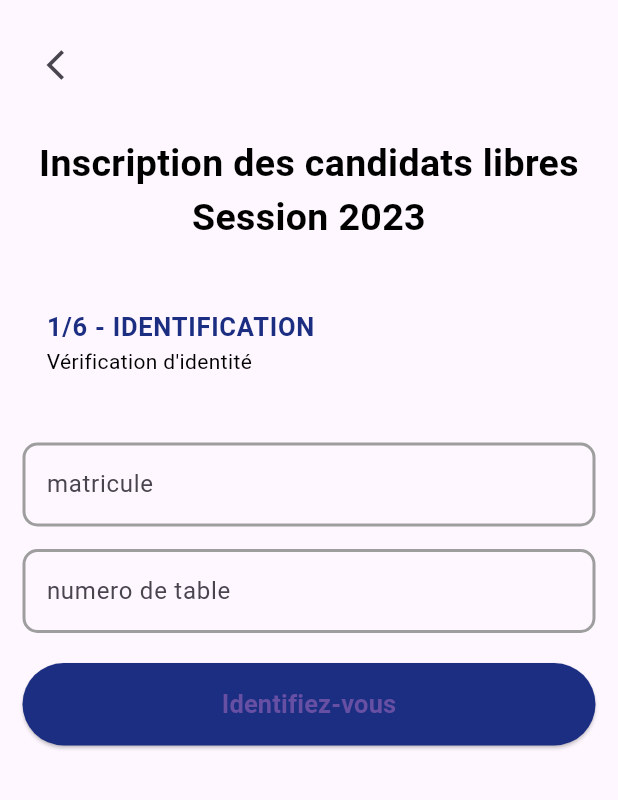
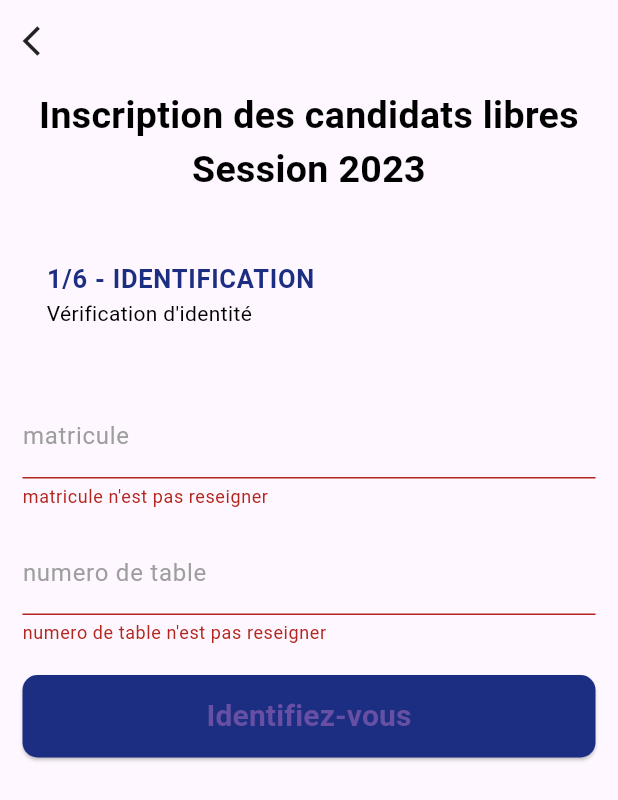
Before and after one commit to yacou-keita/ersys-client, a Flutter app: the FreeCandidatePage screen opened by its route, after a tap on "Identifiez-vous", on a phone screen of 412 x 824 dp. Shown: the top 800 px of the screen. Run offline on Flutter 3.47's test engine with Material 3 defaults, Android fonts, the phone set to English and light mode, and no system bars.

Commit message:
button and input widget improvement

```diff
--- a/lib/free_candidate_module/presentation/pages/free_candidate_page.dart
+++ b/lib/free_candidate_module/presentation/pages/free_candidate_page.dart
@@ -12,15 +12,15 @@ class FreeCandidatePage extends StatefulWidget {
 }
 
 class _FreeCandidatePageState extends State<FreeCandidatePage> {
+  final _formKey = GlobalKey<FormState>();
+  final matriculeOrTableNumber = TextEditingController();
   @override
   Widget build(BuildContext context) {
     return Scaffold(
       body: Padding(
         padding: const EdgeInsets.all(15.0),
-        child: Column(children: [
-          const ListTile(
-            leading: Icon(Icons.arrow_back_ios),
-          ),
+        child: Column(crossAxisAlignment: CrossAxisAlignment.start, children: [
+          const Icon(Icons.arrow_back_ios),
           const SizedBox(
             height: 20,
           ),
@@ -35,26 +35,52 @@ class _FreeCandidatePageState extends State<FreeCandidatePage> {
           ListTile(
             title: TitleWidget(
                 title: "1/6 - IDENTIFICATION", align: TextAlign.start),
-            subtitle: const Text("Vérification d'identité",style: TextStyle(color: AppColors.black)),
+            subtitle: const Text("Vérification d'identité",
+                style: TextStyle(color: AppColors.black)),
           ),
+          Form(
+              key: _formKey,
+              child: Column(
+                children: [
                   const SizedBox(
                     height: 30,
                   ),
                   InputFieldWidget(
                     hintText: "matricule",
+                    controller: matriculeOrTableNumber,
                   ),
                   const SizedBox(
                     height: 15,
                   ),
                   InputFieldWidget(
                     hintText: "numero de table",
+                    controller: matriculeOrTableNumber,
                   ),
                   const SizedBox(
                     height: 20,
                   ),
-          const ButtonWidget()
+                  ButtonWidget(
+                    title: "Identifiez-vous",
+                    onPressed: _validateForm,
+                  )
+                ],
+              ))
         ]),
       ),
     );
   }
+
+  _validateForm() {
+    if (_formKey.currentState!.validate()) {
+      ScaffoldMessenger.of(context).showSnackBar(
+        const SnackBar(content: Text('Processing Data')),
+      );
     }
+  }
+
+  @override
+  void dispose() {
+    matriculeOrTableNumber.dispose();
+    super.dispose();
+  }
+}
--- a/lib/shared/core/theme/theme.dart
+++ b/lib/shared/core/theme/theme.dart
@@ -11,6 +11,8 @@ class AppTheme {
 
   static final lightThemeMode = ThemeData.light().copyWith(
       inputDecorationTheme: InputDecorationTheme(
+          hintStyle: const TextStyle(color: AppColors.grey),
+          labelStyle: const TextStyle(color: AppColors.grey),
           enabledBorder: _border(),
           focusedBorder: _border(AppColors.primary)));
 }
--- a/lib/shared/presentation/widgets/button_widget.dart
+++ b/lib/shared/presentation/widgets/button_widget.dart
@@ -2,19 +2,28 @@ import 'package:ersys_client/shared/core/theme/color.dart';
 import 'package:flutter/material.dart';
 
 class ButtonWidget extends StatelessWidget {
-  const ButtonWidget({super.key});
+  late final String _title;
+  late final VoidCallback _onPressed;
+  ButtonWidget(
+      {super.key,
+      required final String title,
+      required final VoidCallback onPressed}) {
+    _title = title;
+    _onPressed = onPressed;
+  }
 
   @override
   Widget build(BuildContext context) {
     return ElevatedButton(
-      onPressed: () {},
+      onPressed: _onPressed,
       style: ElevatedButton.styleFrom(
-        fixedSize: const Size(395, 55),
-        backgroundColor: AppColors.primary,
-      ),
-      child: const Text(
-        "Identifiez-vous",
-        style: TextStyle(fontSize: 17, fontWeight: FontWeight.w600),
+          fixedSize: const Size(395, 55),
+          backgroundColor: AppColors.primary,
+          shape: RoundedRectangleBorder(
+              borderRadius: BorderRadius.circular(10.0))),
+      child: Text(
+        _title,
+        style: const TextStyle(fontSize: 20, fontWeight: FontWeight.w600),
       ),
     );
   }
--- a/lib/shared/presentation/widgets/input_field_widget.dart
+++ b/lib/shared/presentation/widgets/input_field_widget.dart
@@ -2,14 +2,26 @@ import 'package:flutter/material.dart';
 
 class InputFieldWidget extends StatelessWidget {
   late final String _hintText;
-  InputFieldWidget({super.key, required final String hintText}) {
+  late final TextEditingController _controller;
+  InputFieldWidget(
+      {super.key,
+      required final String hintText,
+      required final TextEditingController controller}) {
     _hintText = hintText;
+    _controller = controller;
   }
 
   @override
   Widget build(BuildContext context) {
     return TextFormField(
-      decoration: InputDecoration(hintText: _hintText),
+      controller: _controller,
+      decoration: InputDecoration(labelText: _hintText),
+      validator: (value) {
+        if (value!.isEmpty) {
+          return "$_hintText n'est pas reseigner";
+        }
+        return null;
+      },
     );
   }
 }
```
Lines whose indentation alone changed are shown as unchanged.
